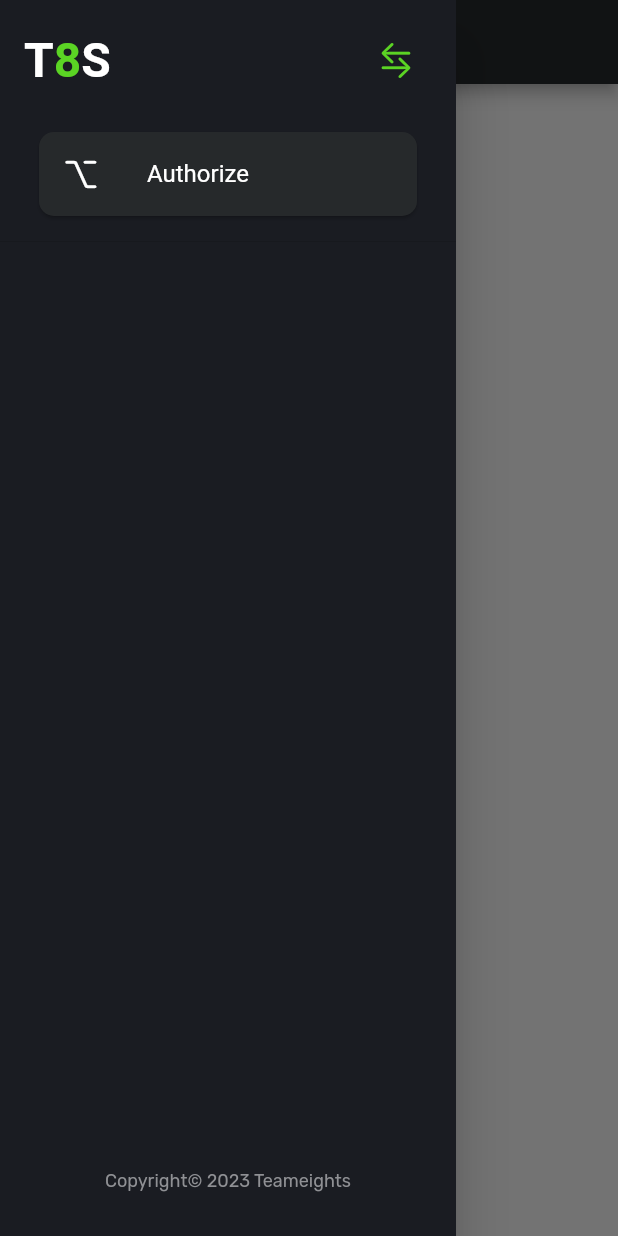
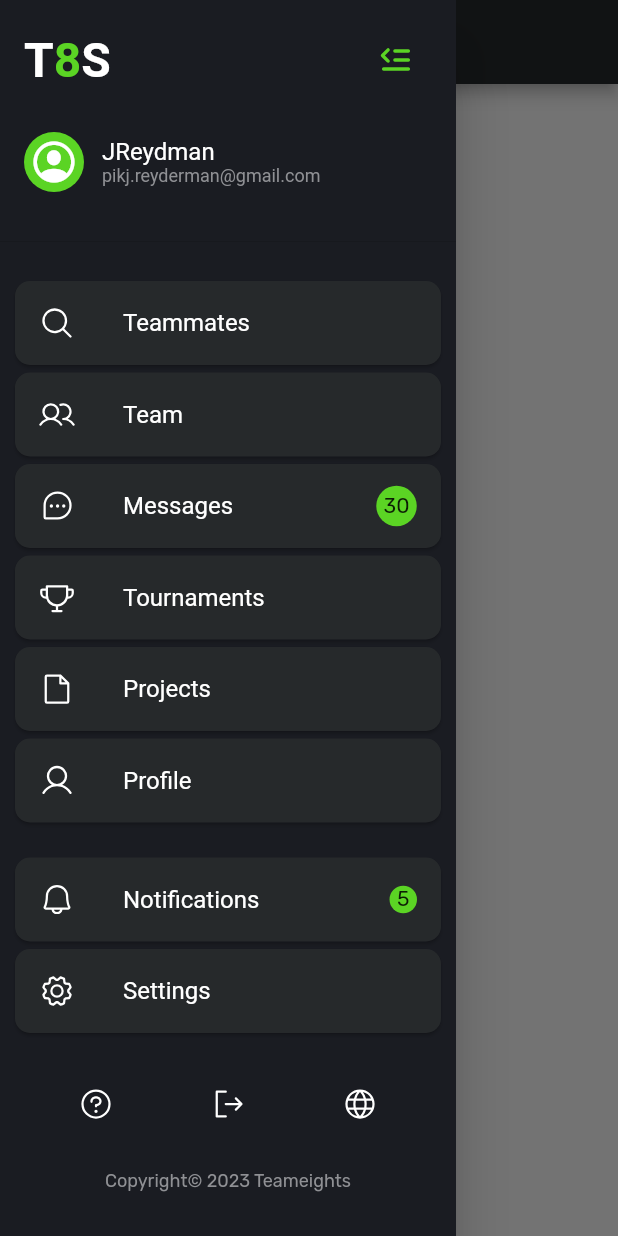
Before and after one commit to jreydman/teameights-mobile, a Flutter app: the screen it shows after launch, with the side drawer open, on a phone screen of 412 x 824 dp. Run offline on Flutter 3.47's test engine with Material 2 defaults, Android fonts, the phone set to English and light mode, and no system bars; our stand-ins replace phosphor_flutter.

Commit message:
fix: upload trailings on navbar

```diff
--- a/analysis_options.yaml
+++ b/analysis_options.yaml
@@ -9,10 +9,7 @@
 # packages, and plugins designed to encourage good coding practices.
 include: package:flutter_lints/flutter.yaml
 
-analyzer:
-  strong-mode:
-    implicit-casts: false
-    implicit-dynamic: false
+# analyzer:
 
 linter:
   # The lint rules applied to this project can be customized in the
--- a/lib/shared/components/navbar/navbar.component.dart
+++ b/lib/shared/components/navbar/navbar.component.dart
@@ -1,5 +1,6 @@
 import 'package:flutter/cupertino.dart';
 import 'package:flutter/material.dart';
+import 'package:phosphor_flutter/phosphor_flutter.dart';
 import 'package:teameights_mobile/shared/data/user.dart';
 import 'package:teameights_mobile/shared/data/variables.dart';
 import 'package:teameights_mobile/shared/components/navbar/navbarProfileCard.component.dart';
@@ -14,13 +15,19 @@ class T8sNavbar extends StatefulWidget {
 
 class _T8sNavbarState extends State<T8sNavbar> {
 
-  User user = User(username: 'jreydman', email: 'pikj.reyderman@gmail.com');
+  static List<Message> messagePool_test = [
+    Message(from: 'someMail@gmail.com', data: 'hello there!')
+  ];
 
-  User? _userData;
+  static List<TNotification> notificationPool_test = [
+    TNotification(title: 'open up it now!', data: 'yeah, bite haha')
+  ];
+
+  User _userData = User(username: 'username', email: 'email', messagePool: messagePool_test, notificationPool: notificationPool_test );
 
   void setUser() {
     setState(() {
-      _userData = user;
+
     });
   }
 
@@ -35,27 +42,38 @@ class _T8sNavbarState extends State<T8sNavbar> {
               const T8sLogotype(),
               IconButton(
                   onPressed: (){Navigator.pop(context);},
-                  icon: const Icon(CupertinoIcons.arrow_right_arrow_left, color: t8sAppVariables.accentColor,)
+                  icon: Icon(PhosphorIcons.bold.textOutdent, color: t8sAppVariables.accentColor)
               ),
             ]),
             const SizedBox(height: 24.0),
               if (_userData != null) const T8sNavbarProfileCard()
               else const T8sNavigationCard(title: Text('Authorize'), leading: Icon(CupertinoIcons.option)),
           ])),
-          if (_userData != null) const Column(children: [
-            T8sNavigationCard(title: Text('Teammates'), leading: Icon(CupertinoIcons.search_circle)),
-            T8sNavigationCard(title: Text('Team'), leading: Icon(CupertinoIcons.person_2)),
-            T8sNavigationCard(title: Text('Messages'), leading: Icon(CupertinoIcons.captions_bubble)),
-            T8sNavigationCard(title: Text('Tournaments'), leading: Icon(CupertinoIcons.game_controller)),
-            T8sNavigationCard(title: Text('Profile'), leading: Icon(CupertinoIcons.profile_circled)),
+          if (_userData != null) Column(children: [
+            T8sNavigationCard(title: const Text('Teammates'), leading: Icon(PhosphorIcons.regular.magnifyingGlass)),
+            T8sNavigationCard(title: const Text('Team'), leading: Icon(PhosphorIcons.regular.users)),
+            T8sNavigationCard(title: const Text('Messages'), leading: Icon(PhosphorIcons.regular.chatTeardropDots), trailing: '30'),
+            T8sNavigationCard(title: const Text('Tournaments'), leading: Icon(PhosphorIcons.regular.trophy)),
+            T8sNavigationCard(title: const Text('Projects'), leading: Icon(PhosphorIcons.regular.file)),
+            T8sNavigationCard(title: const Text('Profile'), leading: Icon(PhosphorIcons.regular.user)),
           ]),
-          if (_userData != null) const Column(children: [
-            T8sNavigationCard(title: Text('Notifications'), leading: Icon(CupertinoIcons.bell)),
-            T8sNavigationCard(title: Text('Log out'), leading: Icon(CupertinoIcons.arrow_left_square)),
+          if (_userData != null) Column(children: [
+            T8sNavigationCard(title: const Text('Notifications'), leading: Icon(PhosphorIcons.regular.bell), trailing: '5',),
+            T8sNavigationCard(title: const Text('Settings'), leading: Icon(PhosphorIcons.regular.gear)),
           ]),
-          const Padding(
+          Padding(
               padding: EdgeInsets.only(bottom: 30.0),
-              child: Text('Copyright© 2023 Teameights', style: t8sThemes.v1UnstateText)
+              child: Column(children: [
+                Row(
+                  mainAxisAlignment: MainAxisAlignment.spaceEvenly,
+                  textDirection: TextDirection.ltr ,children: [
+                  IconButton(color: t8sAppVariables.primaryColor, icon: Icon(PhosphorIcons.regular.question), onPressed: (){}),
+                  IconButton(color: t8sAppVariables.primaryColor, icon: Icon(PhosphorIcons.regular.signOut), onPressed: (){}),
+                  IconButton(color: t8sAppVariables.primaryColor, icon: Icon(PhosphorIcons.regular.globe), onPressed: (){}),
+                ]),
+                const SizedBox(height: 20.0),
+                const Text('Copyright© 2023 Teameights', style: t8sThemes.v1UnstateText)
+              ],)
           ),
         ],
       ),
--- a/lib/shared/components/navbar/navigationCard.component.dart
+++ b/lib/shared/components/navbar/navigationCard.component.dart
@@ -5,8 +5,9 @@ class T8sNavigationCard extends StatelessWidget {
 
   final Widget? title;
   final Widget? leading;
+  final String? trailing;
   final void Function()? tapEvent;
-  const T8sNavigationCard({super.key, this.title, this.leading, this.tapEvent});
+  const T8sNavigationCard({super.key, this.title, this.leading, this.tapEvent, this.trailing});
 
   @override
   Widget build(BuildContext context) => Card(
@@ -18,7 +19,12 @@ class T8sNavigationCard extends StatelessWidget {
             title: title,
             leading: leading,
             titleTextStyle: t8sThemes.v1RegularText,
-            iconColor: t8sAppVariables.primaryColor
+            iconColor: t8sAppVariables.primaryColor,
+            trailing: trailing!=null ?
+                Container(
+                  decoration: const BoxDecoration(shape: BoxShape.circle, color: t8sAppVariables.accentColor),
+                  child: Padding(padding: const EdgeInsets.all(5), child: Text(trailing!)),
+                ) : null
         ),
       )
   );
--- a/lib/shared/data/user.dart
+++ b/lib/shared/data/user.dart
@@ -1,8 +1,22 @@
 import 'dart:ui';
+
+class TNotification {
+  final String title;
+  final String? data;
+  TNotification({required this.title, this.data});
+}
+
+class Message {
+  final String from;
+  final String data;
+  Message({required this.from, required this.data});
+}
 
 class User {
   final String username;
   final String email;
   late Image? avatar;
-  User({required this.username, required this.email, this.avatar});
+  List<Message> messagePool;
+  List<TNotification> notificationPool;
+  User({required this.username, required this.email, this.avatar, required this.messagePool, required this.notificationPool});
 }
--- a/lib/shared/pages/authorization/signin.component.dart
+++ b/lib/shared/pages/authorization/signin.component.dart
@@ -1,5 +1,4 @@
 import 'package:flutter/material.dart';
-import 'package:teameights_mobile/shared/pages/home/home.page.dart';
 
 class Signin extends StatelessWidget {
   const Signin({super.key});
--- a/lib/shared/pages/authorization/signup.component.dart
+++ b/lib/shared/pages/authorization/signup.component.dart
@@ -1,4 +1,3 @@
-import 'package:flutter/cupertino.dart';
 import 'package:flutter/material.dart';
 
 class Signup extends StatelessWidget {
--- a/lib/shared/pages/home/home.page.dart
+++ b/lib/shared/pages/home/home.page.dart
@@ -13,6 +13,6 @@ class HomePageState extends State<HomePage> {
   Widget build(BuildContext context) => Scaffold(
     appBar: AppBar(title: const Text('T8S')),
     drawer: const T8sNavbar(),
-    body: Container(alignment: Alignment.center, child: Text('home page'))
+    body: Container(alignment: Alignment.center, child: const Text('home page'))
   );
 }
--- a/pubspec.yaml
+++ b/pubspec.yaml
@@ -35,8 +35,8 @@ dependencies:
   # The following adds the Cupertino Icons font to your application.
   # Use with the CupertinoIcons class for iOS style icons.
   cupertino_icons: ^1.0.2
-  google_fonts: ^6.1.0
   provider: ^6.0.5
+  phosphor_flutter: ^2.0.0
 
 dev_dependencies:
   flutter_test:
```
Also changed, not shown: pubspec.lock, 1 other file.
